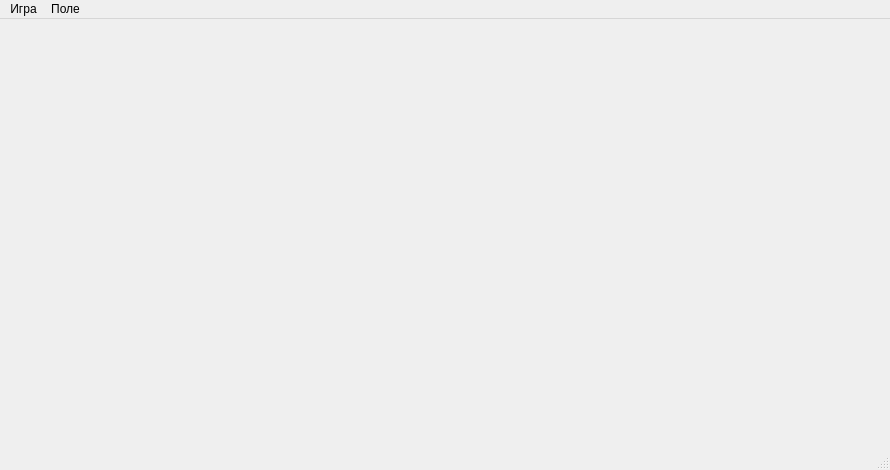
This is Сети ЭВМ/SeaBattle/mainwindow.ui in CyberMakaron/6-sem as Qt 5 draws it before an edit. The edited form follows.
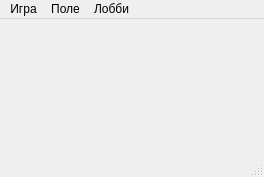
This is the edited form.

Diff of the .ui file:
```diff
--- a/Сети ЭВМ/SeaBattle/mainwindow.ui
+++ b/Сети ЭВМ/SeaBattle/mainwindow.ui
@@ -6,8 +6,8 @@
    <rect>
     <x>0</x>
     <y>0</y>
-    <width>890</width>
-    <height>470</height>
+    <width>264</width>
+    <height>177</height>
    </rect>
   </property>
   <property name="sizePolicy">
@@ -18,8 +18,8 @@
   </property>
   <property name="minimumSize">
    <size>
-    <width>890</width>
-    <height>470</height>
+    <width>0</width>
+    <height>0</height>
    </size>
   </property>
   <property name="maximumSize">
@@ -33,6 +33,18 @@
   </property>
   <widget class="QWidget" name="centralWidget">
    <layout class="QVBoxLayout" name="verticalLayout">
+    <property name="leftMargin">
+     <number>0</number>
+    </property>
+    <property name="topMargin">
+     <number>0</number>
+    </property>
+    <property name="rightMargin">
+     <number>0</number>
+    </property>
+    <property name="bottomMargin">
+     <number>0</number>
+    </property>
     <item>
      <widget class="QLabel" name="gameField">
       <property name="text">
@@ -47,11 +59,11 @@
     <rect>
      <x>0</x>
      <y>0</y>
-     <width>890</width>
+     <width>264</width>
      <height>21</height>
     </rect>
    </property>
-   <widget class="QMenu" name="menu">
+   <widget class="QMenu" name="menu_game">
     <property name="title">
      <string>Игра</string>
     </property>
@@ -59,15 +71,23 @@
     <addaction name="actionCreateGame"/>
     <addaction name="actionFindGame"/>
    </widget>
-   <widget class="QMenu" name="menu_2">
+   <widget class="QMenu" name="menu_field">
     <property name="title">
      <string>Поле</string>
     </property>
     <addaction name="actionClear"/>
     <addaction name="actionRandom"/>
    </widget>
-   <addaction name="menu"/>
-   <addaction name="menu_2"/>
+   <widget class="QMenu" name="menu_lobby">
+    <property name="title">
+     <string>Лобби</string>
+    </property>
+    <addaction name="actionCreateGame"/>
+    <addaction name="actionFindGame"/>
+   </widget>
+   <addaction name="menu_game"/>
+   <addaction name="menu_field"/>
+   <addaction name="menu_lobby"/>
   </widget>
   <widget class="QStatusBar" name="statusBar"/>
   <action name="actionClear">
```
Left out of the diff: 10 changed lines with no effect on the pictures.
